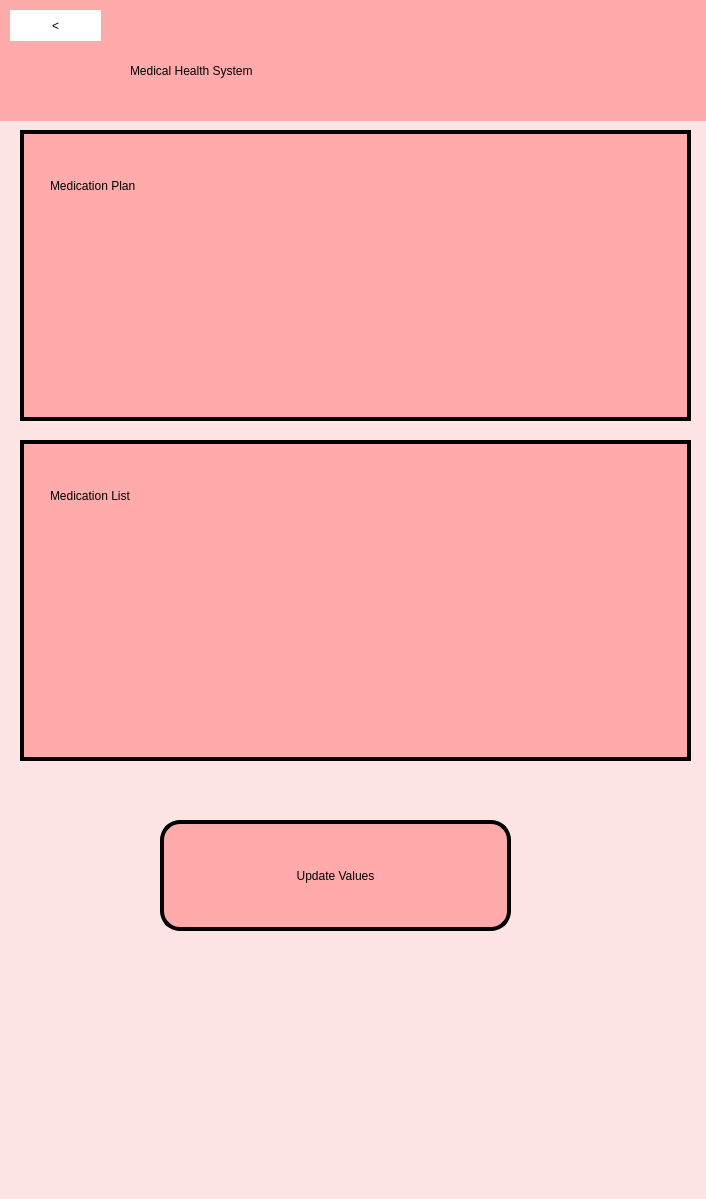
First picture: the form in UI/PHS_prescription.ui, repository NaryanSambhi/CSCN72030---Sec3---Group2, before the edit.
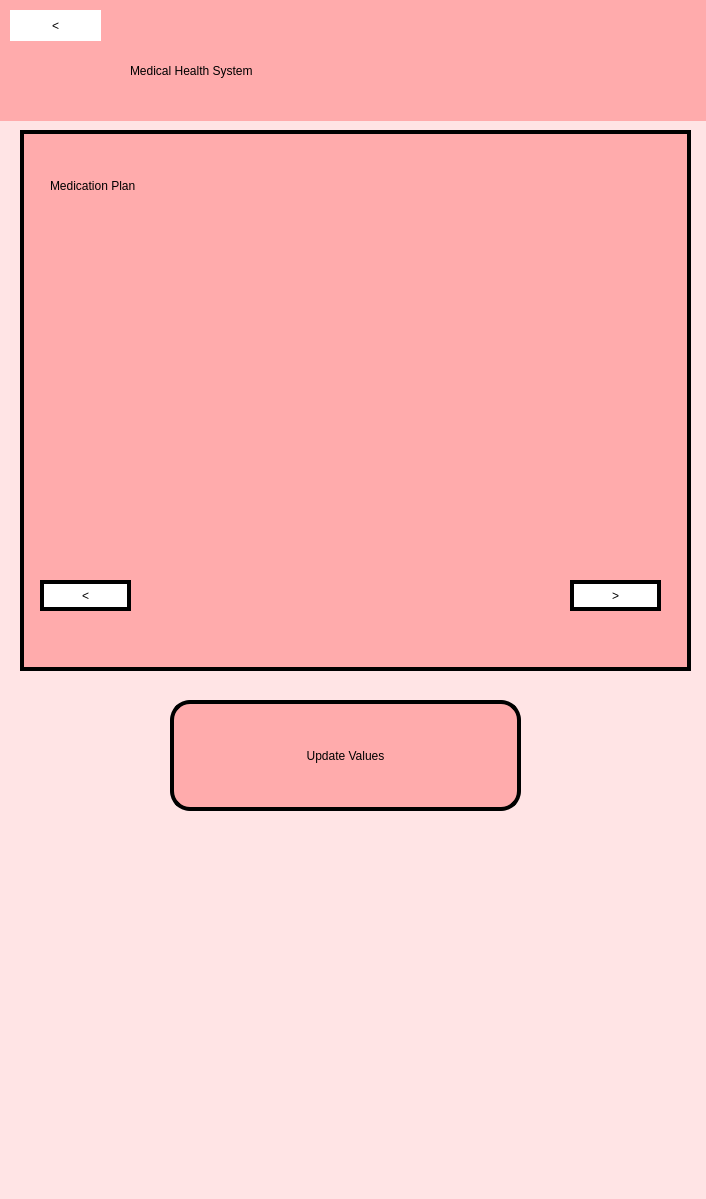
Second picture: the form after the edit.

Commit message: working prescription manager - doesnt save or del

```diff
--- a/UI/PHS_prescription.ui
+++ b/UI/PHS_prescription.ui
@@ -35,7 +35,7 @@
        <x>20</x>
        <y>160</y>
        <width>671</width>
-       <height>291</height>
+       <height>541</height>
       </rect>
      </property>
      <property name="styleSheet">
@@ -60,36 +60,121 @@
        <string>Medication Plan</string>
       </property>
      </widget>
-    </widget>
-    <widget class="QWidget" name="widget_7" native="true">
-     <property name="geometry">
-      <rect>
-       <x>20</x>
-       <y>470</y>
-       <width>671</width>
-       <height>321</height>
-      </rect>
-     </property>
-     <property name="styleSheet">
-      <string notr="true">background-color: rgb(255, 171, 172);
-border: 4px solid black;
+     <widget class="QPushButton" name="GoBackMed">
+      <property name="geometry">
+       <rect>
+        <x>20</x>
+        <y>450</y>
+        <width>91</width>
+        <height>31</height>
+       </rect>
+      </property>
+      <property name="styleSheet">
+       <string notr="true">color: rgb(0, 0, 0);
+background-color: white;
+border-radius:20px;
+font: 26pt &quot;MS Shell Dlg 2&quot;;
+
 </string>
-     </property>
-     <widget class="QLabel" name="label_3">
+      </property>
+      <property name="text">
+       <string>&lt;</string>
+      </property>
+     </widget>
+     <widget class="QPushButton" name="GoForwardMed">
       <property name="geometry">
        <rect>
-        <x>30</x>
-        <y>20</y>
-        <width>421</width>
+        <x>550</x>
+        <y>450</y>
+        <width>91</width>
+        <height>31</height>
+       </rect>
+      </property>
+      <property name="styleSheet">
+       <string notr="true">color: rgb(0, 0, 0);
+background-color: white;
+border-radius:20px;
+font: 26pt &quot;MS Shell Dlg 2&quot;;
+
+</string>
+      </property>
+      <property name="text">
+       <string>&gt;</string>
+      </property>
+     </widget>
+     <widget class="QLabel" name="Name">
+      <property name="geometry">
+       <rect>
+        <x>40</x>
+        <y>190</y>
+        <width>351</width>
+        <height>61</height>
+       </rect>
+      </property>
+      <property name="styleSheet">
+       <string notr="true">font: 20pt &quot;MS Shell Dlg 2&quot;;
+
+color: rgb(0, 0, 0);
+border: 0px;</string>
+      </property>
+      <property name="text">
+       <string/>
+      </property>
+     </widget>
+     <widget class="QLabel" name="Effect">
+      <property name="geometry">
+       <rect>
+        <x>40</x>
+        <y>250</y>
+        <width>351</width>
+        <height>61</height>
+       </rect>
+      </property>
+      <property name="styleSheet">
+       <string notr="true">font: 20pt &quot;MS Shell Dlg 2&quot;;
+
+color: rgb(0, 0, 0);
+border: 0px;</string>
+      </property>
+      <property name="text">
+       <string/>
+      </property>
+     </widget>
+     <widget class="QLabel" name="Dosage">
+      <property name="geometry">
+       <rect>
+        <x>40</x>
+        <y>310</y>
+        <width>351</width>
         <height>71</height>
        </rect>
       </property>
       <property name="styleSheet">
-       <string notr="true">font: 36pt &quot;MS Shell Dlg 2&quot;;
+       <string notr="true">font: 20pt &quot;MS Shell Dlg 2&quot;;
+
+color: rgb(0, 0, 0);
 border: 0px;</string>
       </property>
       <property name="text">
-       <string>Medication List</string>
+       <string/>
+      </property>
+     </widget>
+     <widget class="QLabel" name="Status">
+      <property name="geometry">
+       <rect>
+        <x>40</x>
+        <y>100</y>
+        <width>571</width>
+        <height>61</height>
+       </rect>
+      </property>
+      <property name="styleSheet">
+       <string notr="true">font: 20pt &quot;MS Shell Dlg 2&quot;;
+color: rgb(0, 0, 0);
+border: 0px;</string>
+      </property>
+      <property name="text">
+       <string/>
       </property>
      </widget>
     </widget>
@@ -152,8 +237,8 @@
     <widget class="QPushButton" name="UpdateValues">
      <property name="geometry">
       <rect>
-       <x>160</x>
-       <y>850</y>
+       <x>170</x>
+       <y>730</y>
        <width>351</width>
        <height>111</height>
       </rect>
```
The commit also changes 4 other files.
